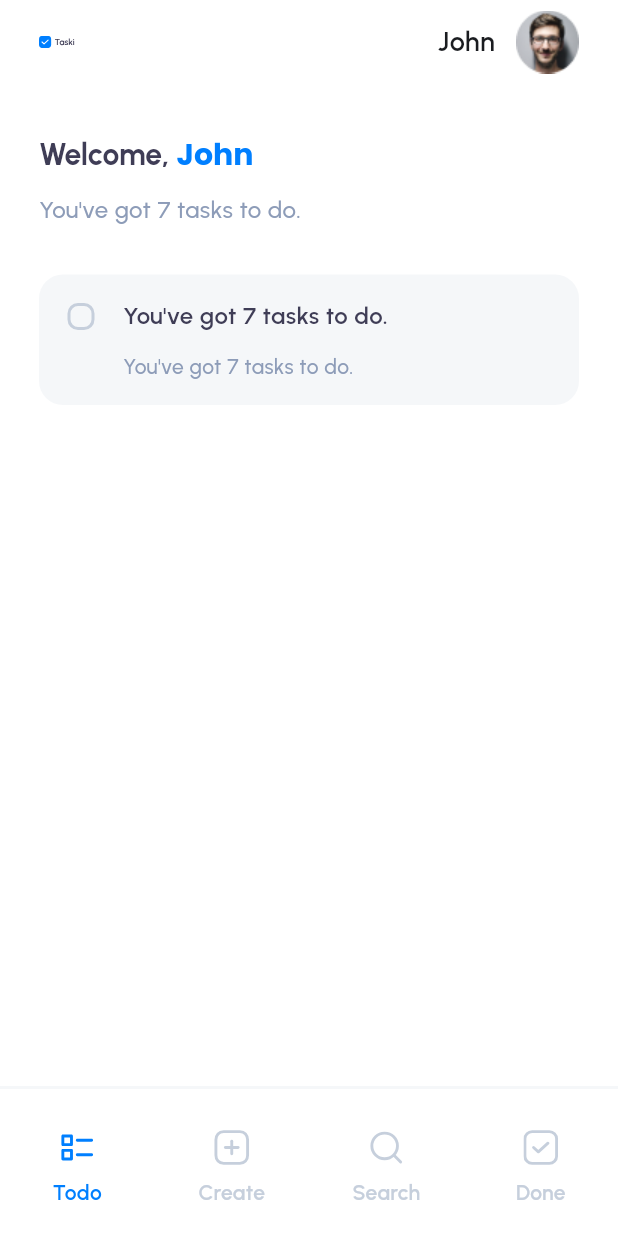
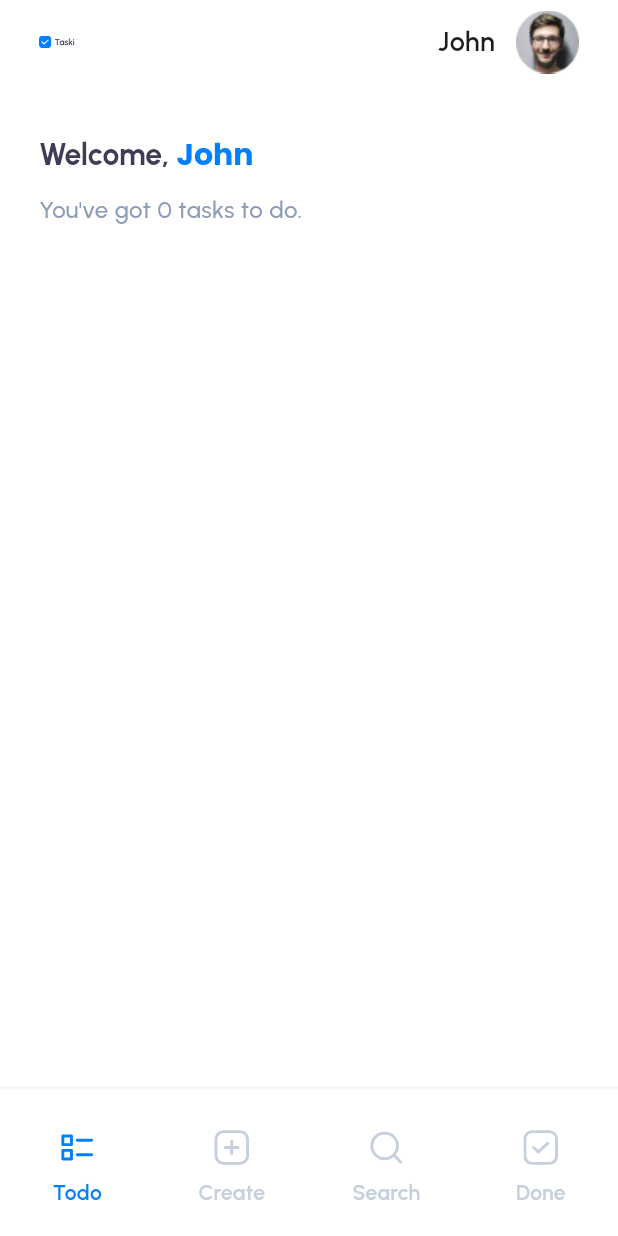
Before and after one commit to bxedy/todo_app, a Flutter app: the screen it shows after launch, on a phone screen of 412 x 824 dp. Run offline on Flutter 3.47's test engine with Material 3 defaults, Android fonts, the phone set to English and light mode, and no system bars; our stand-ins replace flutter_svg, get_it, google_fonts, sqflite; accounts and stored records are empty.

Commit message:
feat: Integra listagem de tasks

```diff
--- /dev/null
+++ b/lib/features/tasks/presentation/components/tabs/todo_tasks/todo_tasks_tab.dart
@@ -0,0 +1,82 @@
+import 'package:flutter/material.dart';
+import 'package:google_fonts/google_fonts.dart';
+import 'package:todo_app/core/ui/app_colors.dart';
+import 'package:todo_app/features/tasks/presentation/components/task_card.dart';
+import 'package:todo_app/features/tasks/presentation/tasks_controller.dart';
+
+class TodoTasksTab extends StatefulWidget {
+  const TodoTasksTab(this.tasksController, {super.key});
+
+  final TasksController tasksController;
+
+  @override
+  State<TodoTasksTab> createState() => _TodoTasksTabState();
+}
+
+class _TodoTasksTabState extends State<TodoTasksTab> {
+  @override
+  void initState() {
+    WidgetsBinding.instance.addPostFrameCallback((_) {
+      widget.tasksController.loadTasks();
+    });
+
+    super.initState();
+  }
+
+  @override
+  Widget build(BuildContext context) {
+    return ListenableBuilder(
+        listenable: widget.tasksController,
+        builder: (context, _) {
+          return Padding(
+            padding: const EdgeInsets.symmetric(vertical: 32, horizontal: 26),
+            child: Column(
+              crossAxisAlignment: CrossAxisAlignment.start,
+              children: [
+                RichText(
+                  text: TextSpan(
+                    text: 'Welcome, ',
+                    style: GoogleFonts.urbanist(
+                      fontSize: 20,
+                      fontWeight: FontWeight.w700,
+                      color: AppColors.slatePurple,
+                    ),
+                    children: [
+                      TextSpan(
+                        text: 'John',
+                        style: GoogleFonts.poppins(
+                          fontSize: 20,
+                          fontWeight: FontWeight.w700,
+                          color: AppColors.blue,
+                        ),
+                      ),
+                    ],
+                  ),
+                ),
+                const SizedBox(height: 10),
+                Text(
+                  'You\'ve got ${widget.tasksController.tasks.length} tasks to do.',
+                  style: GoogleFonts.urbanist(
+                    fontWeight: FontWeight.w500,
+                    fontSize: 16,
+                    color: AppColors.slateBlue,
+                  ),
+                ),
+                const SizedBox(height: 32),
+                ListView.separated(
+                  itemCount: widget.tasksController.tasks.length,
+                  shrinkWrap: true,
+                  itemBuilder: (context, index) {
+                    final task = widget.tasksController.tasks[index];
+                    return TaskCard(task: task);
+                  },
+                  separatorBuilder: (context, index) {
+                    return const SizedBox(height: 16);
+                  },
+                )
+              ],
+            ),
+          );
+        });
+  }
+}
--- a/lib/features/tasks/presentation/tasks_screen.dart
+++ b/lib/features/tasks/presentation/tasks_screen.dart
@@ -2,45 +2,51 @@ import 'package:flutter/material.dart';
 import 'package:todo_app/core/ui/app_assets.dart';
 import 'package:todo_app/core/ui/app_colors.dart';
 import 'package:todo_app/features/tasks/presentation/components/create_task_bottom_sheet.dart';
-import 'package:todo_app/features/tasks/presentation/tabs/done_tasks/done_tasks_tab.dart';
-import 'package:todo_app/features/tasks/presentation/tabs/search_tasks/search_tasks_tab.dart';
-import 'package:todo_app/features/tasks/presentation/tabs/todo_tasks/todo_tasks_tab.dart';
+import 'package:todo_app/features/tasks/presentation/components/tabs/done_tasks/done_tasks_tab.dart';
+import 'package:todo_app/features/tasks/presentation/components/tabs/search_tasks/search_tasks_tab.dart';
+import 'package:todo_app/features/tasks/presentation/components/tabs/todo_tasks/todo_tasks_tab.dart';
 import 'package:google_fonts/google_fonts.dart';
+import 'package:todo_app/features/tasks/presentation/tasks_controller.dart';
 
 class TasksScreen extends StatefulWidget {
-  const TasksScreen({super.key});
+  final TasksController tasksController;
+
+  const TasksScreen({super.key, required this.tasksController});
 
   @override
   State<TasksScreen> createState() => _TasksScreenState();
 }
 
 class _TasksScreenState extends State<TasksScreen> {
-  final ValueNotifier<int> currentIndexNotifier = ValueNotifier<int>(0);
-
-  final List<Widget?> tabs = [
-    const TodoTasksTab(),
-    null,
-    const SearchTasksTab(),
-    const DoneTasksTab(),
-  ];
+  late final List<Widget?> tabs;
 
   void _onTabTapped(int index) {
     if (index == 1) {
-      CreateTaskBottomSheet.show(context);
+      CreateTaskBottomSheet.show(context, widget.tasksController);
     } else {
-      currentIndexNotifier.value = index;
+      widget.tasksController.updateTab(index);
     }
   }
 
+  @override
+  void initState() {
+    tabs = [
+      TodoTasksTab(widget.tasksController),
+      null,
+      const SearchTasksTab(),
+      const DoneTasksTab(),
+    ];
+    super.initState();
+  }
 
   @override
   Widget build(BuildContext context) {
-    return ValueListenableBuilder<int>(
-      valueListenable: currentIndexNotifier,
-      builder: (context, currentIndex, child) {
+    return ListenableBuilder(
+      listenable: widget.tasksController,
+      builder: (context, _) {
         return Scaffold(
           backgroundColor: Colors.white,
-          body: tabs[currentIndex],
+          body: tabs[widget.tasksController.selectedTabIndex],
           appBar: AppBar(
             backgroundColor: Colors.white,
             leadingWidth: 200,
@@ -81,7 +87,7 @@ class _TasksScreenState extends State<TasksScreen> {
             child: BottomNavigationBar(
               backgroundColor: Colors.white,
               elevation: 0,
-              currentIndex: currentIndex,
+              currentIndex: widget.tasksController.selectedTabIndex,
               selectedItemColor: AppColors.blue,
               unselectedItemColor: AppColors.mutedAzure,
               type: BottomNavigationBarType.fixed,
@@ -99,7 +105,7 @@ class _TasksScreenState extends State<TasksScreen> {
                   icon: Padding(
                     padding: const EdgeInsets.all(8.0),
                     child: AppAssets.todo.svgPictureFromPath(
-                      color: currentIndex == 0
+                      color: widget.tasksController.selectedTabIndex == 0
                           ? AppColors.blue
                           : AppColors.mutedAzure,
                     ),
@@ -119,7 +125,7 @@ class _TasksScreenState extends State<TasksScreen> {
                   icon: Padding(
                     padding: const EdgeInsets.all(8.0),
                     child: AppAssets.search.svgPictureFromPath(
-                      color: currentIndex == 2
+                      color: widget.tasksController.selectedTabIndex == 2
                           ? AppColors.blue
                           : AppColors.mutedAzure,
                     ),
@@ -130,7 +136,7 @@ class _TasksScreenState extends State<TasksScreen> {
                   icon: Padding(
                     padding: const EdgeInsets.all(8.0),
                     child: AppAssets.checked.svgPictureFromPath(
-                      color: currentIndex == 3
+                      color: widget.tasksController.selectedTabIndex == 3
                           ? AppColors.blue
                           : AppColors.mutedAzure,
                     ),
@@ -147,7 +153,7 @@ class _TasksScreenState extends State<TasksScreen> {
 
   @override
   void dispose() {
-    currentIndexNotifier.dispose();
+    widget.tasksController.dispose();
     super.dispose();
   }
 }
--- a/lib/main.dart
+++ b/lib/main.dart
@@ -1,8 +1,12 @@
 import 'package:flutter/material.dart';
 import 'package:todo_app/core/ui/app_colors.dart';
+import 'package:todo_app/di.dart';
+import 'package:todo_app/features/tasks/presentation/tasks_controller.dart';
 import 'package:todo_app/features/tasks/presentation/tasks_screen.dart';
 
 void main() {
+  setupDependencies();
+
   runApp(const MainApp());
 }
 
@@ -11,12 +15,14 @@ class MainApp extends StatelessWidget {
 
   @override
   Widget build(BuildContext context) {
+    final tasksController = getIt<TasksController>();
+
     return MaterialApp(
       debugShowCheckedModeBanner: false,
       theme: ThemeData.from(
         colorScheme: ColorScheme.fromSeed(seedColor: AppColors.blue),
       ),
-      home: const TasksScreen(),
+      home: TasksScreen(tasksController: tasksController),
     );
   }
 }
```
Also changed, not shown: lib/features/tasks/presentation/components/task_card.dart (added, +76 -0 lines).
